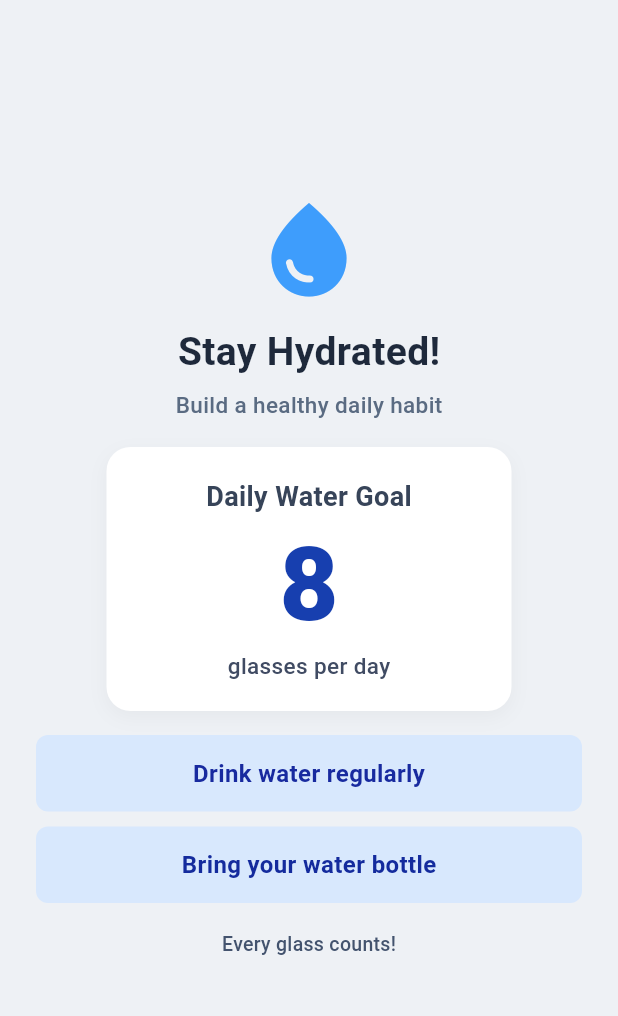
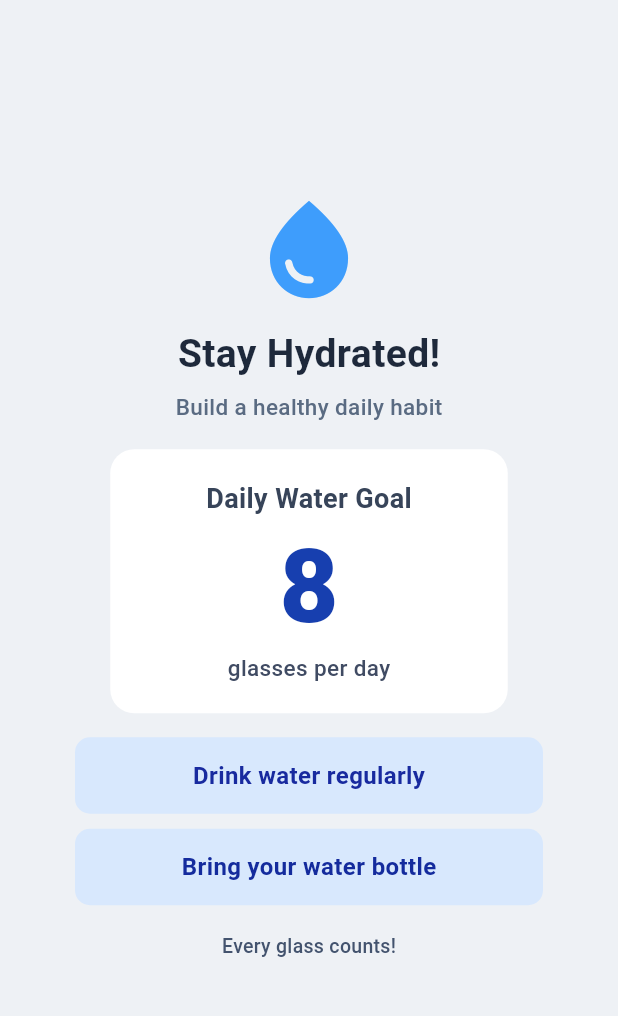
Before and after one commit to kimjohn02/Design_Tracing, a Flutter app: the screen it shows after launch, on a phone screen of 412 x 824 dp, the part 84-1100 px from its top. Run offline on Flutter 3.47's test engine with Material 3 defaults, Android fonts, the phone set to English and light mode, and no system bars.

Commit message:
Refine Water Tracker layout proportions and mobile container constraints

```diff
--- a/lib/main.dart
+++ b/lib/main.dart
@@ -30,13 +30,16 @@ class WaterTrackerScreen extends StatelessWidget {
           style: TextStyle(
             color: Colors.white,
             fontWeight: FontWeight.bold,
+            fontSize: 22,
           ),
         ),
         backgroundColor: const Color(0xFF3862C8),
         centerTitle: true,
+        elevation: 0,
       ),
       body: Center(
-        child: Padding(
+        child: Container(
+          constraints: const BoxConstraints(maxWidth: 360),
           padding: const EdgeInsets.symmetric(horizontal: 24.0, vertical: 16.0),
           child: Column(
             mainAxisAlignment: MainAxisAlignment.center,
@@ -45,7 +48,7 @@ class WaterTrackerScreen extends StatelessWidget {
               // Water drop icon
               const Icon(
                 Icons.water_drop,
-                size: 75,
+                size: 78,
                 color: Color(0xFF3E9DFC),
               ),
               const SizedBox(height: 12),
@@ -74,7 +77,7 @@ class WaterTrackerScreen extends StatelessWidget {
 
               // Daily Water Goal Card
               Container(
-                width: 270,
+                width: 265,
                 padding: const EdgeInsets.symmetric(
                   vertical: 20.0,
                   horizontal: 20.0,
@@ -82,13 +85,6 @@ class WaterTrackerScreen extends StatelessWidget {
                 decoration: BoxDecoration(
                   color: Colors.white,
                   borderRadius: BorderRadius.circular(16.0),
-                  boxShadow: const [
-                    BoxShadow(
-                      color: Color(0x0A000000),
-                      blurRadius: 10,
-                      offset: Offset(0, 4),
-                    ),
-                  ],
                 ),
                 child: Column(
                   mainAxisSize: MainAxisSize.min,
@@ -131,7 +127,7 @@ class WaterTrackerScreen extends StatelessWidget {
                 padding: const EdgeInsets.symmetric(vertical: 14.0),
                 decoration: BoxDecoration(
                   color: const Color(0xFFD8E8FD),
-                  borderRadius: BorderRadius.circular(8.0),
+                  borderRadius: BorderRadius.circular(10.0),
                 ),
                 child: const Center(
                   child: Text(
@@ -152,7 +148,7 @@ class WaterTrackerScreen extends StatelessWidget {
                 padding: const EdgeInsets.symmetric(vertical: 14.0),
                 decoration: BoxDecoration(
                   color: const Color(0xFFD8E8FD),
-                  borderRadius: BorderRadius.circular(8.0),
+                  borderRadius: BorderRadius.circular(10.0),
                 ),
                 child: const Center(
                   child: Text(
```
